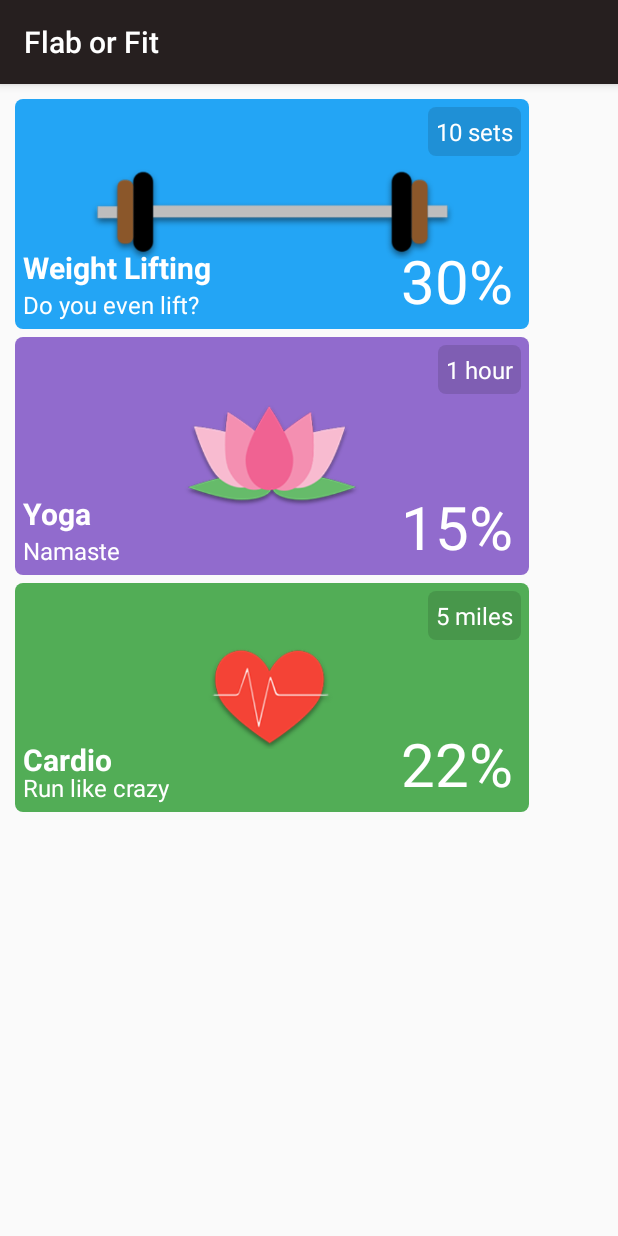
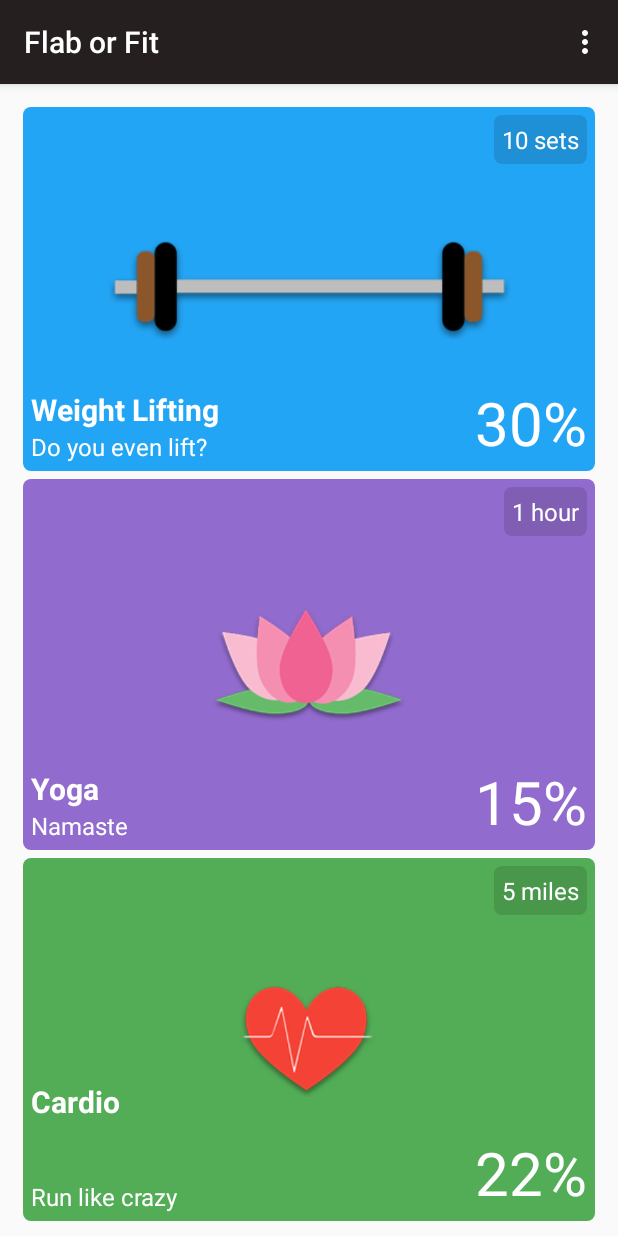
Before and after one commit to Catravine/flaborfit, an Android app: the screen it shows after launch (MainActivity), on a phone screen of 412 x 824 dp. Run offline under Robolectric (Android 15) with nearby library versions, the phone set to English and light mode, and no system bars.

Commit message:
Settings in a menu, 'night mode' checkbox UI

```diff
--- a/app/src/main/AndroidManifest.xml
+++ b/app/src/main/AndroidManifest.xml
@@ -16,7 +16,8 @@
                 <category android:name="android.intent.category.LAUNCHER" />
             </intent-filter>
         </activity>
-        <activity android:name=".DetailsActivity"></activity>
+        <activity android:name=".DetailsActivity" />
+        <activity android:name=".SettingsActivity"></activity>
     </application>
 
 </manifest>
--- a/app/src/main/java/com/carolinecourtney/flaborfit/MainActivity.java
+++ b/app/src/main/java/com/carolinecourtney/flaborfit/MainActivity.java
@@ -3,6 +3,9 @@ package com.carolinecourtney.flaborfit;
 import android.content.Intent;
 import android.support.v7.app.AppCompatActivity;
 import android.os.Bundle;
+import android.view.Menu;
+import android.view.MenuInflater;
+import android.view.MenuItem;
 import android.view.View;
 import android.widget.RelativeLayout;
 
@@ -45,6 +48,24 @@ public class MainActivity extends AppCompatActivity {
         });
     }
 
+    @Override
+    public boolean onCreateOptionsMenu(Menu menu) {
+        MenuInflater inflater = getMenuInflater();
+        inflater.inflate(R.menu.menu_main, menu);
+        return true;
+    }
+
+    public boolean onOptionsItemSelected(MenuItem item) {
+        switch (item.getItemId()) {
+            case R.id.settings:
+                Intent intent = new Intent(MainActivity.this, SettingsActivity.class);
+                startActivity(intent);
+                System.out.println("I picked 'settings'.");
+            default:
+                return super.onOptionsItemSelected(item);
+        }
+    }
+
     private void loadDetailActivity(String exerciseTitle) {
         Intent intent = new Intent(MainActivity.this, DetailsActivity.class);
         intent.putExtra(MainActivity.EXTRA_ITEM_TITLE, exerciseTitle);
--- a/app/src/main/res/layout/activity_main.xml
+++ b/app/src/main/res/layout/activity_main.xml
@@ -1,28 +1,25 @@
 <?xml version="1.0" encoding="utf-8"?>
-<android.support.constraint.ConstraintLayout xmlns:android="http://schemas.android.com/apk/res/android"
-    xmlns:app="http://schemas.android.com/apk/res-auto"
-    xmlns:tools="http://schemas.android.com/tools"
+
+    <LinearLayout
         android:layout_width="match_parent"
         android:layout_height="match_parent"
-    tools:context="com.carolinecourtney.flaborfit.MainActivity">
-
-    <LinearLayout
-        android:layout_width="368dp"
-        android:layout_height="495dp"
         android:layout_marginLeft="5dp"
         android:layout_marginRight="5dp"
         android:layout_marginTop="5dp"
         android:orientation="vertical"
         android:padding="10dp"
         tools:layout_editor_absoluteX="8dp"
-        tools:layout_editor_absoluteY="8dp">
+        tools:layout_editor_absoluteY="8dp"
+    xmlns:android="http://schemas.android.com/apk/res/android"
+    xmlns:app="http://schemas.android.com/apk/res-auto"
+    xmlns:tools="http://schemas.android.com/tools"
+    tools:context="com.carolinecourtney.flaborfit.MainActivity">
 
     <RelativeLayout
         android:id="@+id/weightBtn"
         android:layout_width="match_parent"
         android:layout_height="match_parent"
         android:layout_marginBottom="5dp"
-            android:layout_marginRight="5dp"
         android:layout_weight="1"
         android:background="@drawable/rounded_corners"
         android:backgroundTint="#23a5f5"
@@ -44,7 +41,6 @@
             android:layout_height="wrap_content"
             android:layout_alignParentBottom="true"
             android:layout_alignParentEnd="true"
-                android:layout_marginRight="5dp"
             android:padding="5dp"
             android:text="30%"
             android:textColor="#ffffff"
@@ -96,7 +92,6 @@
         android:id="@+id/yogaBtn"
         android:layout_width="match_parent"
         android:layout_height="match_parent"
-            android:layout_marginRight="5dp"
         android:layout_weight="1"
         android:background="@drawable/rounded_corners"
         android:backgroundTint="#916bcd"
@@ -118,7 +113,6 @@
             android:layout_height="wrap_content"
             android:layout_alignParentBottom="true"
             android:layout_alignParentEnd="true"
-                android:layout_marginRight="5dp"
             android:padding="5dp"
             android:text="15%"
             android:textColor="#ffffff"
@@ -170,7 +164,6 @@
         android:id="@+id/cardioBtn"
         android:layout_width="match_parent"
         android:layout_height="match_parent"
-            android:layout_marginRight="5dp"
         android:layout_marginTop="5dp"
         android:layout_weight="1"
         android:background="@drawable/rounded_corners"
@@ -193,7 +186,6 @@
             android:layout_height="wrap_content"
             android:layout_alignParentBottom="true"
             android:layout_alignParentEnd="true"
-                android:layout_marginRight="5dp"
             android:padding="5dp"
             android:text="22%"
             android:textColor="#ffffff"
@@ -242,5 +234,3 @@
     </RelativeLayout>
 
     </LinearLayout>
-
-</android.support.constraint.ConstraintLayout>
--- /dev/null
+++ b/app/src/main/res/layout/menu_main.xml
@@ -0,0 +1,6 @@
+<?xml version="1.0" encoding="utf-8"?>
+<LinearLayout xmlns:android="http://schemas.android.com/apk/res/android"
+    android:orientation="vertical" android:layout_width="match_parent"
+    android:layout_height="match_parent">
+
+</LinearLayout>
--- /dev/null
+++ b/app/src/main/res/menu/menu_main.xml
@@ -0,0 +1,6 @@
+<?xml version="1.0" encoding="utf-8"?>
+<menu xmlns:android="http://schemas.android.com/apk/res/android">
+    <item
+        android:id="@+id/settings"
+        android:title="Settings..." />
+</menu>
```
Also changed, not shown: app/src/main/java/com/carolinecourtney/flaborfit/SettingsActivity.java (added, +13 -0 lines), app/src/main/res/layout/activity_settings.xml (added, +19 -0 lines). Lines whose indentation alone changed are shown as unchanged.
